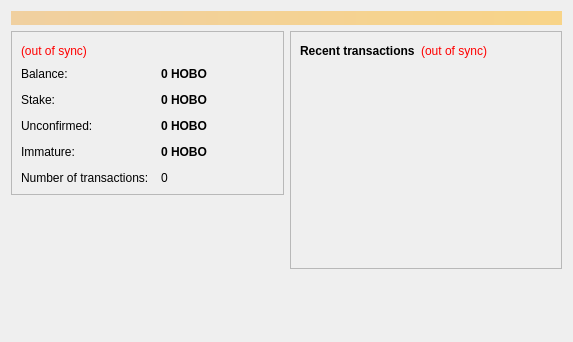
Old version of the form src/qt/forms/overviewpage.ui in the repository Crypto-Expert/HoboNickels.
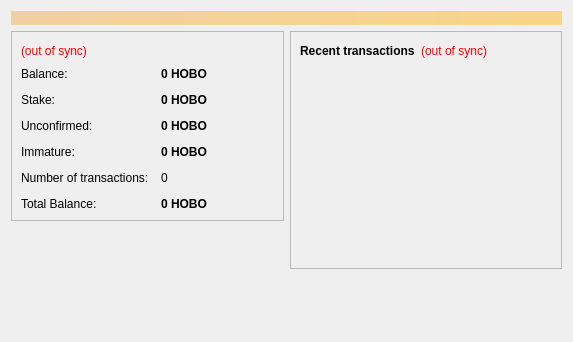
New version of the form.

Commit message: Show total balance of all loaded Wallets in QT

Patch:
```diff
--- a/src/qt/forms/overviewpage.ui
+++ b/src/qt/forms/overviewpage.ui
@@ -217,6 +217,35 @@
               </property>
              </widget>
             </item>
+            <item row="7" column="0">
+             <widget class="QLabel" name="labelTotBalanceText">
+              <property name="text">
+               <string>Total Balance:</string>
+              </property>
+             </widget>
+            </item>
+            <item row="7" column="1">
+             <widget class="QLabel" name="labelTotBalance">
+              <property name="font">
+               <font>
+                <weight>75</weight>
+                <bold>true</bold>
+               </font>
+              </property>
+              <property name="cursor">
+               <cursorShape>IBeamCursor</cursorShape>
+              </property>
+              <property name="toolTip">
+               <string>Your current total balance of all loaded wallet</string>
+              </property>
+              <property name="text">
+               <string notr="true">0 HOBO</string>
+              </property>
+              <property name="textInteractionFlags">
+               <set>Qt::LinksAccessibleByMouse|Qt::TextSelectableByKeyboard|Qt::TextSelectableByMouse</set>
+              </property>
+             </widget>
+            </item>
            </layout>
           </item>
          </layout>
```
The commit also changes 8 other files.
